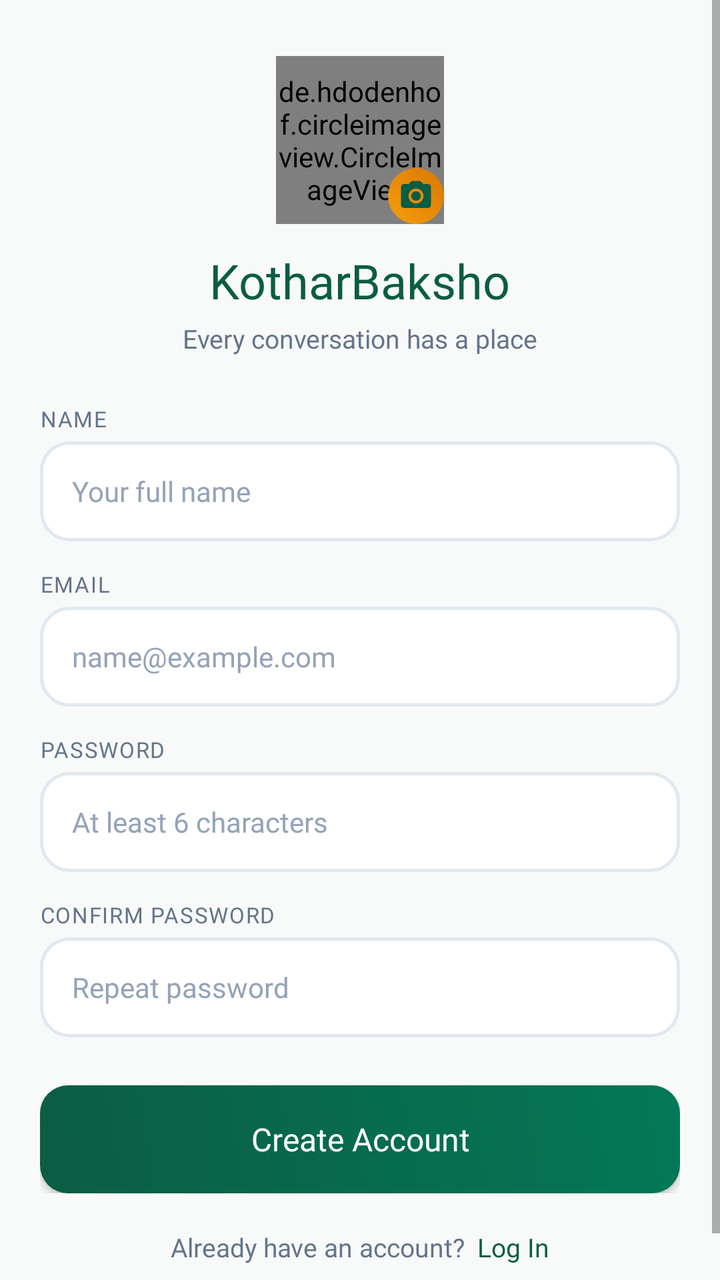
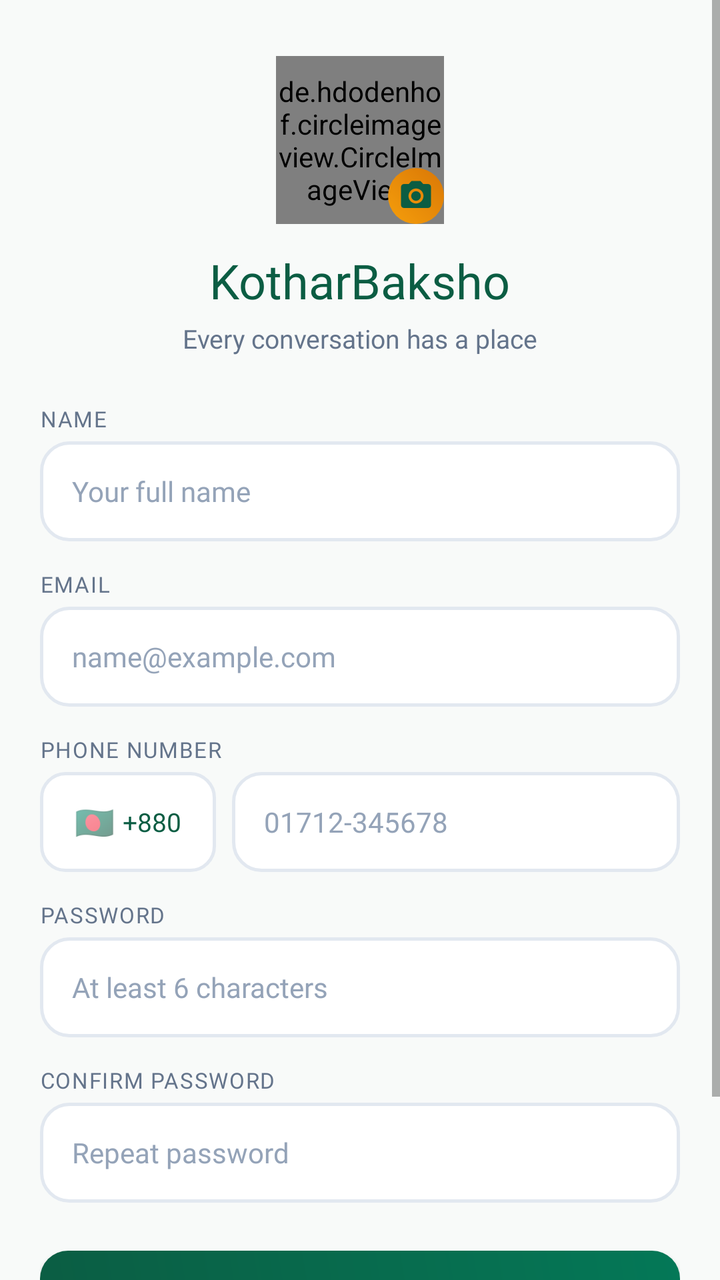

Two renders of the same Android screen: before a commit and after it. Below are the layout's source before the change and the commit's diff.
<!-- AndroidManifest.xml: application theme Theme.KotharBaksho -->
<!-- res/layout/activity_registration.xml -->
<?xml version="1.0" encoding="utf-8"?>
<ScrollView xmlns:android="http://schemas.android.com/apk/res/android"
    xmlns:app="http://schemas.android.com/apk/res-auto"
    xmlns:tools="http://schemas.android.com/tools"
    android:layout_width="match_parent"
    android:layout_height="match_parent"
    android:background="@color/bg_main"
    android:fillViewport="true"
    tools:context=".registration">

    <androidx.constraintlayout.widget.ConstraintLayout
        android:layout_width="match_parent"
        android:layout_height="wrap_content"
        android:paddingHorizontal="20dp"
        android:paddingVertical="16dp">

        <LinearLayout
            android:id="@+id/reg_header"
            android:layout_width="wrap_content"
            android:layout_height="wrap_content"
            android:layout_marginTop="12dp"
            android:gravity="center"
            android:orientation="vertical"
            app:layout_constraintEnd_toEndOf="parent"
            app:layout_constraintStart_toStartOf="parent"
            app:layout_constraintTop_toTopOf="parent">

            <RelativeLayout
                android:layout_width="wrap_content"
                android:layout_height="wrap_content">

                <de.hdodenhof.circleimageview.CircleImageView
                    android:id="@+id/profilerg0"
                    android:layout_width="84dp"
                    android:layout_height="84dp"
                    android:src="@drawable/photocamera"
                    app:civ_border_color="@color/accent_gold"
                    app:civ_border_width="2.5dp" />

                <ImageView
                    android:layout_width="28dp"
                    android:layout_height="28dp"
                    android:layout_alignEnd="@id/profilerg0"
                    android:layout_alignBottom="@id/profilerg0"
                    android:background="@drawable/bg_btn_gold"
                    android:padding="5dp"
                    android:src="@drawable/ic_camera_vector" />
            </RelativeLayout>

            <TextView
                android:layout_width="wrap_content"
                android:layout_height="wrap_content"
                android:layout_marginTop="12dp"
                android:fontFamily="@font/poppins_bold"
                android:text="@string/app_name_english"
                android:textColor="@color/primary"
                android:textSize="24sp" />

            <TextView
                android:layout_width="wrap_content"
                android:layout_height="wrap_content"
                android:layout_marginTop="4dp"
                android:fontFamily="@font/poppins_regular"
                android:text="@string/tagline_english"
                android:textColor="@color/text_secondary"
                android:textSize="13sp" />

        </LinearLayout>

        <LinearLayout
            android:id="@+id/reg_form"
            android:layout_width="match_parent"
            android:layout_height="wrap_content"
            android:layout_marginTop="24dp"
            android:orientation="vertical"
            app:layout_constraintEnd_toEndOf="parent"
            app:layout_constraintStart_toStartOf="parent"
            app:layout_constraintTop_toBottomOf="@id/reg_header">

            <TextView
                android:layout_width="wrap_content"
                android:layout_height="wrap_content"
                android:fontFamily="@font/poppins_bold"
                android:text="NAME"
                android:textColor="@color/text_secondary"
                android:textSize="11sp"
                android:letterSpacing="0.05" />

            <EditText
                android:id="@+id/rgusername"
                android:layout_width="match_parent"
                android:layout_height="50dp"
                android:layout_marginTop="4dp"
                android:background="@drawable/bg_input_field"
                android:fontFamily="@font/poppins_regular"
                android:hint="Your full name"
                android:inputType="textPersonName"
                android:paddingStart="16dp"
                android:paddingEnd="16dp"
                android:textColor="@color/text_primary"
                android:textColorHint="@color/text_hint"
                android:textSize="14sp" />

            <TextView
                android:layout_width="wrap_content"
                android:layout_height="wrap_content"
                android:layout_marginTop="14dp"
                android:fontFamily="@font/poppins_bold"
                android:text="EMAIL"
                android:textColor="@color/text_secondary"
                android:textSize="11sp"
                android:letterSpacing="0.05" />

            <EditText
                android:id="@+id/rgemail"
                android:layout_width="match_parent"
                android:layout_height="50dp"
                android:layout_marginTop="4dp"
                android:background="@drawable/bg_input_field"
                android:fontFamily="@font/poppins_regular"
                android:hint="name@example.com"
                android:inputType="textEmailAddress"
                android:paddingStart="16dp"
                android:paddingEnd="16dp"
                android:textColor="@color/text_primary"
                android:textColorHint="@color/text_hint"
                android:textSize="14sp" />

            <TextView
                android:layout_width="wrap_content"
                android:layout_height="wrap_content"
                android:layout_marginTop="14dp"
                android:fontFamily="@font/poppins_bold"
                android:text="PASSWORD"
                android:textColor="@color/text_secondary"
                android:textSize="11sp"
                android:letterSpacing="0.05" />

            <EditText
                android:id="@+id/rgpassword"
                android:layout_width="match_parent"
                android:layout_height="50dp"
                android:layout_marginTop="4dp"
                android:background="@drawable/bg_input_field"
                android:fontFamily="@font/poppins_regular"
                android:hint="At least 6 characters"
                android:inputType="textPassword"
                android:paddingStart="16dp"
                android:paddingEnd="16dp"
                android:textColor="@color/text_primary"
                android:textColorHint="@color/text_hint"
                android:textSize="14sp" />

            <TextView
                android:layout_width="wrap_content"
                android:layout_height="wrap_content"
                android:layout_marginTop="14dp"
                android:fontFamily="@font/poppins_bold"
                android:text="CONFIRM PASSWORD"
                android:textColor="@color/text_secondary"
                android:textSize="11sp"
                android:letterSpacing="0.05" />

            <EditText
                android:id="@+id/rgrepassword"
                android:layout_width="match_parent"
                android:layout_height="50dp"
                android:layout_marginTop="4dp"
                android:background="@drawable/bg_input_field"
                android:fontFamily="@font/poppins_regular"
                android:hint="Repeat password"
                android:inputType="textPassword"
                android:paddingStart="16dp"
                android:paddingEnd="16dp"
                android:textColor="@color/text_primary"
                android:textColorHint="@color/text_hint"
                android:textSize="14sp" />

            <FrameLayout
                android:layout_width="match_parent"
                android:layout_height="54dp"
                android:layout_marginTop="24dp">

                <androidx.appcompat.widget.AppCompatButton
                    android:id="@+id/signupbutton"
                    android:layout_width="match_parent"
                    android:layout_height="match_parent"
                    android:background="@drawable/bg_btn_primary"
                    android:fontFamily="@font/poppins_bold"
                    android:text="Create Account"
                    android:textAllCaps="false"
                    android:textColor="@color/white"
                    android:textSize="16sp" />

                <ProgressBar
                    android:id="@+id/regProgressBar"
                    android:layout_width="26dp"
                    android:layout_height="26dp"
                    android:layout_gravity="center"
                    android:indeterminateTint="@color/white"
                    android:visibility="gone" />

            </FrameLayout>

        </LinearLayout>

        <LinearLayout
            android:layout_width="wrap_content"
            android:layout_height="wrap_content"
            android:layout_marginTop="18dp"
            android:layout_marginBottom="16dp"
            android:gravity="center"
            android:orientation="horizontal"
            app:layout_constraintBottom_toBottomOf="parent"
            app:layout_constraintEnd_toEndOf="parent"
            app:layout_constraintStart_toStartOf="parent"
            app:layout_constraintTop_toBottomOf="@id/reg_form"
            app:layout_constraintVertical_bias="1.0">

            <TextView
                android:layout_width="wrap_content"
                android:layout_height="wrap_content"
                android:fontFamily="@font/poppins_regular"
                android:text="Already have an account?"
                android:textColor="@color/text_secondary"
                android:textSize="13sp" />

            <TextView
                android:id="@+id/loginbut"
                android:layout_width="wrap_content"
                android:layout_height="wrap_content"
                android:layout_marginStart="6dp"
                android:fontFamily="@font/poppins_bold"
                android:text="Log In"
                android:textColor="@color/primary"
                android:textSize="13sp" />

        </LinearLayout>

    </androidx.constraintlayout.widget.ConstraintLayout>

</ScrollView>
<!-- resources referenced by this layout -->
<resources>
  <color name="accent_gold">#F59E0B</color>
  <color name="bg_main">#F8FAF9</color>
  <color name="primary">#0B5D43</color>
  <color name="text_hint">#94A3B8</color>
  <color name="text_primary">#0F172A</color>
  <color name="text_secondary">#64748B</color>
  <color name="white">#FFFFFFFF</color>
  <!-- drawable bg_btn_gold (drawable) -->
  <?xml version="1.0" encoding="utf-8"?>
  <ripple xmlns:android="http://schemas.android.com/apk/res/android"
      android:color="#33FFFFFF">
      <item>
          <shape>
              <gradient
                  android:startColor="@color/accent_gold"
                  android:endColor="@color/accent_gold_dark"
                  android:angle="45" />
              <corners android:radius="14dp" />
          </shape>
      </item>
  </ripple>
  <!-- drawable bg_btn_primary (drawable) -->
  <?xml version="1.0" encoding="utf-8"?>
  <ripple xmlns:android="http://schemas.android.com/apk/res/android"
      android:color="#33FFFFFF">
      <item>
          <shape>
              <gradient
                  android:startColor="@color/primary"
                  android:endColor="@color/primary_variant"
                  android:angle="45" />
              <corners android:radius="14dp" />
          </shape>
      </item>
  </ripple>
  <!-- drawable bg_input_field (drawable) -->
  <?xml version="1.0" encoding="utf-8"?>
  <shape xmlns:android="http://schemas.android.com/apk/res/android">
      <solid android:color="@color/surface_card" />
      <stroke android:width="1.5dp" android:color="@color/divider_line" />
      <corners android:radius="14dp" />
  </shape>
  <!-- drawable ic_camera_vector (drawable) -->
  <vector xmlns:android="http://schemas.android.com/apk/res/android"
      android:width="24dp"
      android:height="24dp"
      android:viewportWidth="24"
      android:viewportHeight="24">
    <path
        android:fillColor="@color/primary"
        android:pathData="M12,12m-3.2,0a3.2,3.2 0,1 1,6.4 0a3.2,3.2 0,1 1,-6.4 0M9,2L7.17,4H4c-1.1,0 -2,0.9 -2,2v12c0,1.1 0.9,2 2,2h16c1.1,0 2,-0.9 2,-2V6c0,-1.1 -0.9,-2 -2,-2h-3.17L15,2H9zm3,15c-2.76,0 -5,-2.24 -5,-5s2.24,-5 5,-5 5,2.24 5,5 -2.24,5 -5,5z"/>
  </vector>
  <!-- drawable photocamera: png bitmap (drawable-xhdpi, 13476 bytes) -->
  <string name="app_name_english">KotharBaksho</string>
  <string name="tagline_english">Every conversation has a place</string>
  <style name="Theme.KotharBaksho" parent="Theme.MaterialComponents.DayNight.NoActionBar">
          
          <item name="colorPrimary">@color/primary</item>
          <item name="colorPrimaryVariant">@color/primary_dark</item>
          <item name="colorOnPrimary">@color/white</item>
          
          <item name="colorSecondary">@color/accent_gold</item>
          <item name="colorSecondaryVariant">@color/accent_gold_dark</item>
          <item name="colorOnSecondary">@color/black</item>
          
          <item name="android:statusBarColor">@color/primary_dark</item>
          <item name="android:windowBackground">@color/bg_main</item>
      </style>
  <color name="accent_gold_dark">#D97706</color>
  <color name="primary_variant">#047857</color>
  <color name="surface_card">#FFFFFF</color>
  <color name="divider_line">#E2E8F0</color>
  <color name="primary_dark">#064E3B</color>
  <color name="black">#FF000000</color>
</resources>

<!-- the commit's change to res/layout/activity_registration.xml (unified diff, before → after) -->
@@ -125,6 +125,67 @@
                 android:textColor="@color/text_primary"
                 android:textColorHint="@color/text_hint"
                 android:textSize="14sp" />
+
+            <TextView
+                android:layout_width="wrap_content"
+                android:layout_height="wrap_content"
+                android:layout_marginTop="14dp"
+                android:fontFamily="@font/poppins_bold"
+                android:text="PHONE NUMBER"
+                android:textColor="@color/text_secondary"
+                android:textSize="11sp"
+                android:letterSpacing="0.05" />
+
+            <LinearLayout
+                android:layout_width="match_parent"
+                android:layout_height="wrap_content"
+                android:layout_marginTop="4dp"
+                android:orientation="horizontal">
+
+                <LinearLayout
+                    android:layout_width="88dp"
+                    android:layout_height="50dp"
+                    android:background="@drawable/bg_country_box"
+                    android:gravity="center"
+                    android:orientation="horizontal"
+                    android:paddingHorizontal="6dp">
+
+                    <TextView
+                        android:layout_width="wrap_content"
+                        android:layout_height="wrap_content"
+                        android:text="🇧🇩"
+                        android:textSize="16sp" />
+
+                    <TextView
+                        android:id="@+id/rgcountrycode"
+                        android:layout_width="wrap_content"
+                        android:layout_height="wrap_content"
+                        android:layout_marginStart="4dp"
+                        android:fontFamily="@font/poppins_bold"
+                        android:text="+880"
+                        android:textColor="@color/primary"
+                        android:textSize="13sp" />
+
+                </LinearLayout>
+
+                <EditText
+                    android:id="@+id/rgphone"
+                    android:layout_width="0dp"
+                    android:layout_height="50dp"
+                    android:layout_marginStart="8dp"
+                    android:layout_weight="1"
+                    android:background="@drawable/bg_input_field"
+                    android:fontFamily="@font/poppins_regular"
+                    android:hint="01712-345678"
+                    android:inputType="phone"
+                    android:maxLength="15"
+                    android:paddingStart="16dp"
+                    android:paddingEnd="16dp"
+                    android:textColor="@color/text_primary"
+                    android:textColorHint="@color/text_hint"
+                    android:textSize="14sp" />
+
+            </LinearLayout>
 
             <TextView
                 android:layout_width="wrap_content"
<!-- resource entries referenced after the edit -->
@@ -35,6 +35,13 @@
           </shape>
       </item>
   </ripple>
+  <!-- drawable bg_country_box (drawable) -->
+  <?xml version="1.0" encoding="utf-8"?>
+  <shape xmlns:android="http://schemas.android.com/apk/res/android">
+      <solid android:color="@color/surface_card" />
+      <stroke android:width="1.5dp" android:color="@color/divider_line" />
+      <corners android:radius="12dp" />
+  </shape>
   <!-- drawable bg_input_field (drawable) -->
   <?xml version="1.0" encoding="utf-8"?>
   <shape xmlns:android="http://schemas.android.com/apk/res/android">
